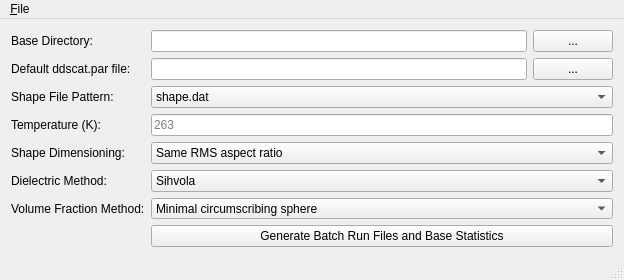
Before: the Qt Designer form rtmath/rtmath-apps/tmatrix-convert-from-ddscat/frmmain.ui in rhoneyager/rtmath, drawn with Qt 5.
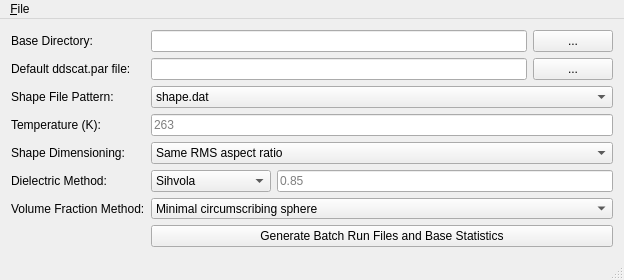
After: the same form once the commit is applied.

```diff
--- a/rtmath/rtmath-apps/tmatrix-convert-from-ddscat/frmmain.ui
+++ b/rtmath/rtmath-apps/tmatrix-convert-from-ddscat/frmmain.ui
@@ -144,28 +144,6 @@
       </property>
      </widget>
     </item>
-    <item row="5" column="1">
-     <widget class="QComboBox" name="cmbDiel">
-      <property name="statusTip">
-       <string>Specify the dielectric constant calculation method.</string>
-      </property>
-      <item>
-       <property name="text">
-        <string>Sihvola</string>
-       </property>
-      </item>
-      <item>
-       <property name="text">
-        <string>Debye</string>
-       </property>
-      </item>
-      <item>
-       <property name="text">
-        <string>Maxwell-Garnett</string>
-       </property>
-      </item>
-     </widget>
-    </item>
     <item row="6" column="0">
      <widget class="QLabel" name="label_4">
       <property name="text">
@@ -228,6 +206,42 @@
       </item>
      </layout>
     </item>
+    <item row="5" column="1">
+     <layout class="QHBoxLayout" name="horizontalLayout_3">
+      <item>
+       <widget class="QComboBox" name="cmbDiel">
+        <property name="statusTip">
+         <string>Specify the dielectric constant calculation method.</string>
+        </property>
+        <item>
+         <property name="text">
+          <string>Sihvola</string>
+         </property>
+        </item>
+        <item>
+         <property name="text">
+          <string>Debye</string>
+         </property>
+        </item>
+        <item>
+         <property name="text">
+          <string>Maxwell-Garnett</string>
+         </property>
+        </item>
+       </widget>
+      </item>
+      <item>
+       <widget class="QLineEdit" name="txtDiel">
+        <property name="statusTip">
+         <string>Value of nu for the Sihvola method</string>
+        </property>
+        <property name="placeholderText">
+         <string>0.85</string>
+        </property>
+       </widget>
+      </item>
+     </layout>
+    </item>
    </layout>
   </widget>
   <widget class="QMenuBar" name="menuBar">
```
